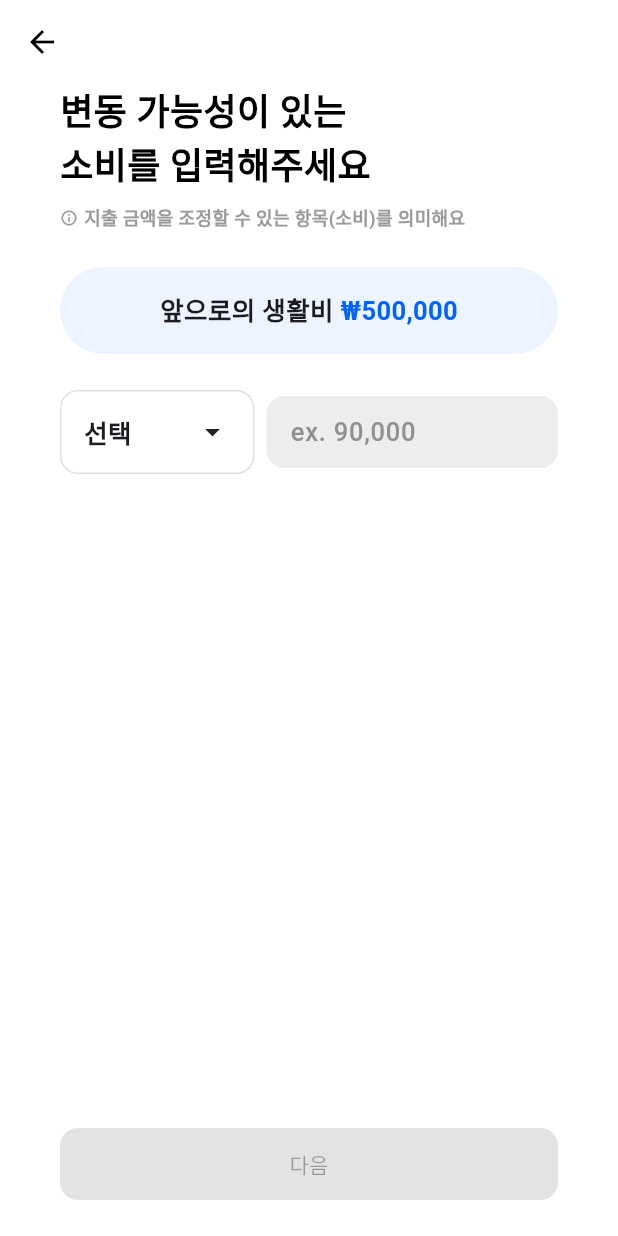
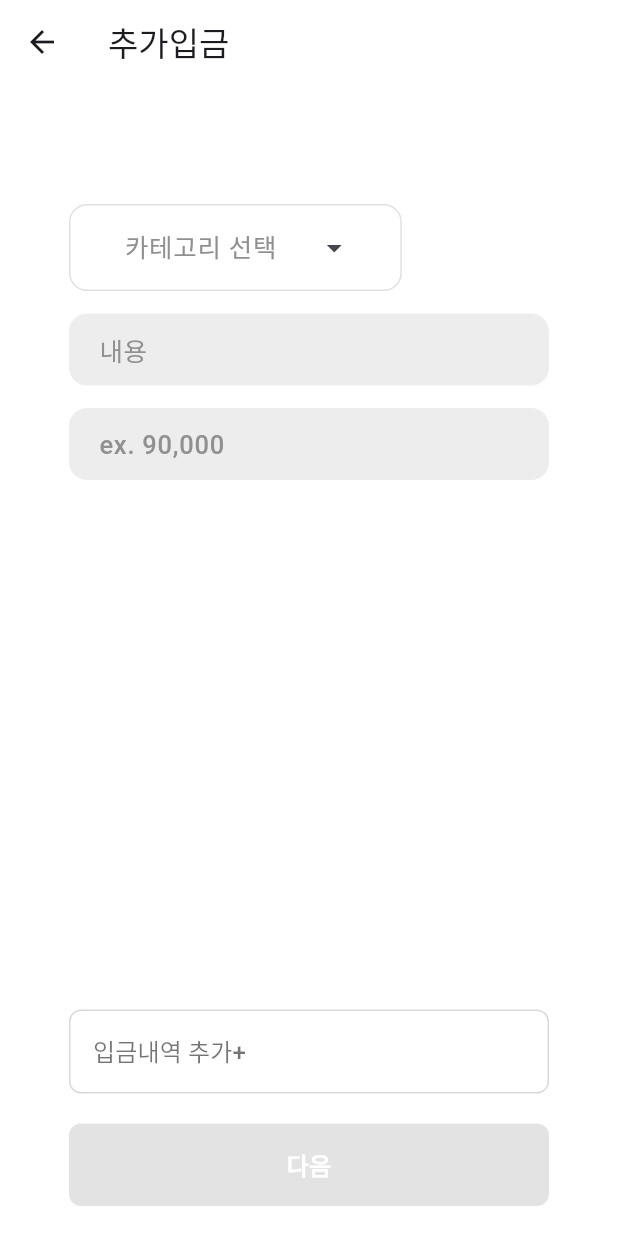
Before and after one commit to LeeHgg/Sotong-money-management-app, a Flutter app: the screen it shows after launch, after a tap on "추가 입금이 생겼어요", on a phone screen of 412 x 824 dp. Run offline on Flutter 3.47's test engine with Material 3 defaults, Android fonts, the phone set to English and light mode, and no system bars; our stand-ins replace cloud_firestore, firebase_auth, firebase_core, firebase_storage, flutter_svg, google_sign_in and 1 more; accounts and stored records are empty; Roboto replaces fonts that are missing (Pretendard); project files that could hold a hidden picture were left out.

Commit message:
deposit_screen, 추가입금

```diff
--- a/lib/app.dart
+++ b/lib/app.dart
@@ -1,6 +1,7 @@
 import 'package:flutter/material.dart';
 import 'dart:async';
 import 'package:flutter_svg/flutter_svg.dart';
+import 'package:sotong/screens/additional/deposit/deposit_screen.dart';
 import 'package:sotong/screens/auth/plan/AutoRegisterSelect.dart';
 import 'package:sotong/screens/auth/plan/AutoRegisterSummary.dart';
 import 'package:sotong/screens/auth/plan/VariableExpense.dart';
@@ -28,7 +29,7 @@ class MyApp extends StatelessWidget {
   Widget build(BuildContext context) {
     return MaterialApp(
       title: 'Sotong',
-      initialRoute: '/additional_deposit',
+      initialRoute: '/additional_deposit_choice',
       onGenerateRoute: (settings) {
         switch (settings.name) {
           case '/planGuide':
@@ -102,24 +103,53 @@ class MyApp extends StatelessWidget {
             return MaterialPageRoute(builder: (context) => const EmailLoginPage());
           case '/':
             return MaterialPageRoute(builder: (context) => const HomePage());
-          case '/additional_deposit':
+            //---------------------------------------------------
+          case '/additional_deposit_choice':
             return MaterialPageRoute(builder: (context) => const AdditionalChoiceScreen(),
+            );
+          case '/deposit_screen':
+            return MaterialPageRoute(builder: (context) => const DepositScreen(),
             );
           default:
             return null;
         }
       },
+      // theme: ThemeData(
+      //   scaffoldBackgroundColor: Colors.white,
+      //   appBarTheme: AppBarTheme(
+      //     backgroundColor: Colors.white,
+      //     iconTheme: IconThemeData(color: Colors.black),
+      //     titleTextStyle: TextStyle(color: Colors.black, fontSize: 20),
+      //   ),
+      //   bottomNavigationBarTheme: BottomNavigationBarThemeData(
+      //     backgroundColor: Colors.white,
+      //     selectedItemColor: Colors.black,
+      //     unselectedItemColor: Colors.grey,
+      //   ),
+      // ),
       theme: ThemeData(
-        scaffoldBackgroundColor: Colors.white,
-        appBarTheme: AppBarTheme(
-          backgroundColor: Colors.white,
-          iconTheme: IconThemeData(color: Colors.black),
-          titleTextStyle: TextStyle(color: Colors.black, fontSize: 20),
+        fontFamily: 'Pretendard',
+        useMaterial3: true,
+
+        inputDecorationTheme: InputDecorationTheme(
+          filled: true,
+          fillColor: const Color(0xFFEDEDED),
+          border: OutlineInputBorder(
+            borderRadius: BorderRadius.circular(12),
+            borderSide: BorderSide.none,
+          ),
+          hintStyle: const TextStyle(
+            fontSize: 17,
+            fontWeight: FontWeight.w500,
+            color: Color(0xFF909090),
+          ),
+          contentPadding: const EdgeInsets.symmetric(horizontal: 16),
         ),
-        bottomNavigationBarTheme: BottomNavigationBarThemeData(
-          backgroundColor: Colors.white,
-          selectedItemColor: Colors.black,
-          unselectedItemColor: Colors.grey,
+
+        dropdownMenuTheme: DropdownMenuThemeData(
+          inputDecorationTheme: InputDecorationTheme(
+            contentPadding: EdgeInsets.symmetric(horizontal: 16),
+          ),
         ),
       ),
     );
--- a/lib/screens/additional/additional_choice_screen.dart
+++ b/lib/screens/additional/additional_choice_screen.dart
@@ -1,4 +1,5 @@
 import 'package:flutter/material.dart';
+import 'deposit/deposit_screen.dart';
 
 class AdditionalChoiceScreen extends StatelessWidget {
   const AdditionalChoiceScreen({super.key});
@@ -35,8 +36,7 @@ class AdditionalChoiceScreen extends StatelessWidget {
             // 첫 번째 선택 박스
             GestureDetector(
               onTap: () {
-                // TODO: 입금 추가 로직
-                Navigator.pushNamed(context, '/variableExpense');
+                Navigator.pushNamed(context, '/deposit_screen');
               },
               child: Container(
                 width: double.infinity,
--- /dev/null
+++ b/lib/screens/additional/deposit/deposit_screen.dart
@@ -0,0 +1,224 @@
+import 'package:flutter/material.dart';
+
+class DepositItem {
+  String category;
+  String content;
+  int amount;
+
+  DepositItem({
+    required this.category,
+    required this.content,
+    required this.amount,
+  });
+}
+
+class DepositScreen extends StatefulWidget {
+  const DepositScreen({super.key});
+
+  @override
+  State<DepositScreen> createState() => _DepositScreenState();
+}
+
+class _DepositScreenState extends State<DepositScreen> {
+  String? selectedCategory;
+  final List<String> categories = ['용돈', '장학금', '지원금', '기타(직접입력)'];
+  final TextEditingController _contentController = TextEditingController();
+  final TextEditingController _amountController = TextEditingController();
+  List<DepositItem> depositItems = [];
+
+  @override
+  void dispose() {
+    _contentController.dispose();
+    _amountController.dispose();
+    super.dispose();
+  }
+
+  void _addDepositItem() {
+    if (selectedCategory == null ||
+        _contentController.text.isEmpty ||
+        _amountController.text.isEmpty) {
+      ScaffoldMessenger.of(context).showSnackBar(
+        const SnackBar(
+          content: Text('모든 항목을 입력해주세요.'),
+          backgroundColor: Colors.red,
+        ),
+      );
+      return;
+    }
+
+    setState(() {
+      depositItems.add(
+        DepositItem(
+          category: selectedCategory!,
+          content: _contentController.text,
+          amount: int.parse(_amountController.text.replaceAll(',', '')),
+        ),
+      );
+
+      // 입력 필드 초기화
+      selectedCategory = null;
+      _contentController.clear();
+      _amountController.clear();
+    });
+  }
+
+  @override
+  Widget build(BuildContext context) {
+    return Scaffold(
+      backgroundColor: Colors.white,
+      appBar: AppBar(
+        leading: IconButton(
+          icon: const Icon(Icons.arrow_back),
+          onPressed: () => Navigator.pushNamed(context, '/'),
+        ),
+        title: const Text('추가입금'),
+        backgroundColor: Colors.transparent,
+        elevation: 0,
+      ),
+      body: Padding(
+        padding: const EdgeInsets.symmetric(horizontal: 46.0),
+        child: Column(
+          crossAxisAlignment: CrossAxisAlignment.start,
+          children: [
+            const SizedBox(height: 80),
+            Container(
+              padding: const EdgeInsets.symmetric(horizontal: 16),
+              decoration: BoxDecoration(
+                color: Colors.white,
+                border: Border.all(color: Colors.grey[300]!),
+                borderRadius: BorderRadius.circular(12),
+              ),
+              child: DropdownMenu<String>(
+                initialSelection: selectedCategory,
+                hintText: '카테고리 선택',
+                textStyle: const TextStyle(
+                  fontSize: 17,
+                  fontWeight: FontWeight.w500,
+                  color: Colors.black,
+                  fontFamily: 'Pretendard',
+                ),
+                menuStyle: MenuStyle(
+                  backgroundColor: const WidgetStatePropertyAll(Colors.white),
+                  shape: WidgetStatePropertyAll(
+                    RoundedRectangleBorder(
+                      borderRadius: BorderRadius.circular(12),
+                    ),
+                  ),
+                ),
+                dropdownMenuEntries: categories.map(
+                  (category) => DropdownMenuEntry(
+                    value: category,
+                    label: category,
+                  ),
+                ).toList(),
+                onSelected: (String? newValue) {
+                  setState(() {
+                    selectedCategory = newValue;
+                  });
+                },
+              ),
+            ),
+            const SizedBox(height: 15),
+            TextField(
+              controller: _contentController,
+              decoration: InputDecoration(
+                hintText: '내용',
+                filled: true,
+              ),
+            ),
+            const SizedBox(height: 15),
+            TextField(
+              controller: _amountController,
+              keyboardType: TextInputType.number,
+              decoration: InputDecoration(
+                filled: true,
+                hintText: 'ex. 90,000',
+                suffixText: '원',
+              ),
+            ),
+            const SizedBox(height: 15),
+
+            // 입금 내역 리스트
+            Expanded(
+              child: ListView.builder(
+                itemCount: depositItems.length,
+                itemBuilder: (context, index) {
+                  final item = depositItems[index];
+                  return Card(
+                    margin: const EdgeInsets.only(bottom: 8),
+                    child: ListTile(
+                      title: Text(item.content),
+                      subtitle: Text(item.category),
+                      trailing: Text('${item.amount.toString()}원'),
+                      leading: IconButton(
+                        icon: const Icon(Icons.delete, color: Colors.red),
+                        onPressed: () {
+                          setState(() {
+                            depositItems.removeAt(index);
+                          });
+                        },
+                      ),
+                    ),
+                  );
+                },
+              ),
+            ),
+
+            TextButton(
+              onPressed: _addDepositItem,
+              style: TextButton.styleFrom(
+                padding: const EdgeInsets.all(16),
+                backgroundColor: Colors.white,
+                shape: RoundedRectangleBorder(
+                  borderRadius: BorderRadius.circular(8),
+                  side: const BorderSide(
+                    color: Color(0xFFD9D9D9),
+                    width: 1,
+                  ),
+                ),
+              ),
+              child: Row(
+                mainAxisAlignment: MainAxisAlignment.start,
+                children: const [
+                  Text(
+                    '입금내역 추가+',
+                    style: TextStyle(
+                      color: Colors.black54,
+                      fontSize: 16,
+                    ),
+                  ),
+                ],
+              ),
+            ),
+            const SizedBox(height: 20),
+            SizedBox(
+              width: double.infinity,
+              height: 55,
+              child: ElevatedButton(
+                onPressed: depositItems.isEmpty ? null : () {
+                  // TODO: 최종 저장 로직 구현
+                  Navigator.pop(context, depositItems);
+                },
+                style: ElevatedButton.styleFrom(
+                  backgroundColor: const Color(0xFF0062FF),
+                  shape: RoundedRectangleBorder(
+                    borderRadius: BorderRadius.circular(8),
+                  ),
+                ),
+                child: const Text(
+                  '다음',
+                  style: TextStyle(
+                    color: Colors.white,
+                    fontSize: 16,
+                    fontWeight: FontWeight.bold,
+                  ),
+                ),
+              ),
+            ),
+            const SizedBox(height: 20),
+          ],
+        ),
+      ),
+    );
+  }
+}
--- a/lib/screens/home/home.dart
+++ b/lib/screens/home/home.dart
@@ -14,7 +14,7 @@ class _HomePageState extends State<HomePage> {
     return Column(
       children: [
         Container(
-          width: 393,
+          width: double.infinity,
           height: 852,
           clipBehavior: Clip.antiAlias,
           decoration: BoxDecoration(color: Colors.white),
@@ -32,13 +32,16 @@ class _HomePageState extends State<HomePage> {
               Positioned(
                 left: 41,
                 top: 168,
+                child: GestureDetector(
+                  onTap: ()=> Navigator.pushNamed(context, '/additional_deposit_choice'),
                   child: Container(
                     width: 311,
                     height: 118,
                     decoration: ShapeDecoration(
                       color: const Color(0xFFF4F4F4),
                       shape: RoundedRectangleBorder(
-                      borderRadius: BorderRadius.circular(12),
+                        borderRadius: BorderRadius.circular(50),
+                      ),
                     ),
                   ),
                 ),
```
Lines whose indentation alone changed are shown as unchanged.
